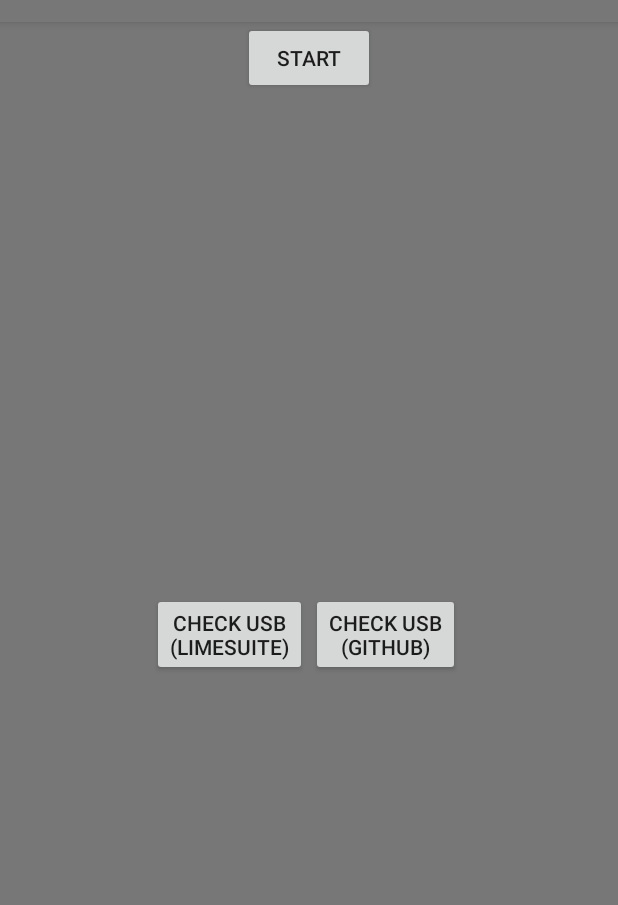
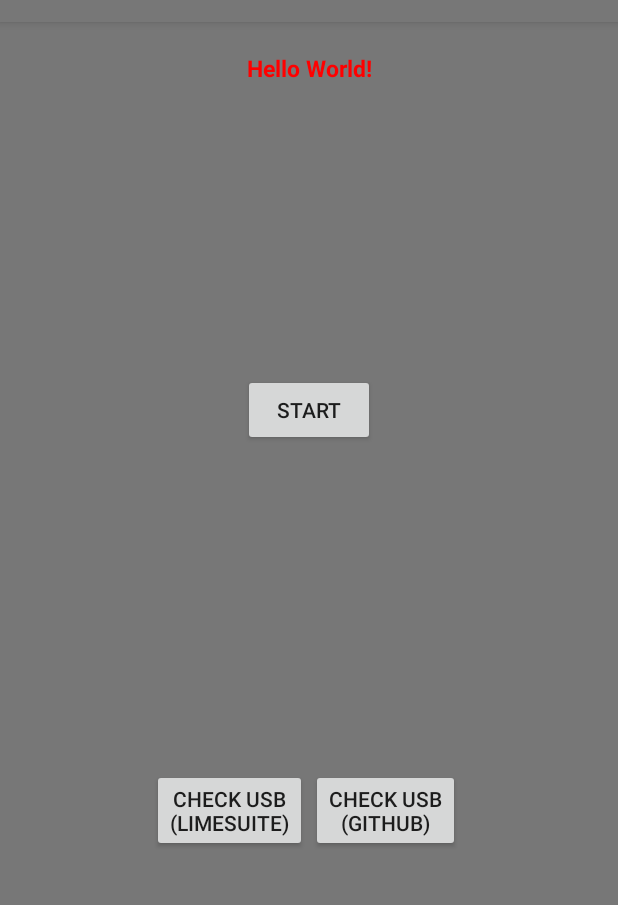
Before and after one commit to LokQiJun/DSO_Intern, an Android app: the screen it shows after launch (MainActivity), on a phone screen of 412 x 824 dp, the part 62-967 px from its top. Run offline under Robolectric (Android 15) with nearby library versions, the phone set to English and light mode, and no system bars; 1 statement that could not run was skipped.

Commit message:
Fixed textview error

```diff
--- a/app/src/main/res/layout/activity_main.xml
+++ b/app/src/main/res/layout/activity_main.xml
@@ -14,27 +14,29 @@
         android:layout_height="wrap_content"
         android:layout_marginTop="20dp"
         android:text="Hello World!"
-        android:textSize="18sp"
+        android:textSize="15sp"
         android:textStyle="bold"
+        android:textColor="#FF0000"
+        android:gravity="center_horizontal"
         app:layout_constraintLeft_toLeftOf="parent"
         app:layout_constraintRight_toRightOf="parent"
-        app:layout_constraintTop_toBottomOf="parent" />
+        app:layout_constraintTop_toTopOf="parent" />
 
     <Button
         android:id="@+id/startButton"
         android:layout_height="wrap_content"
         android:layout_width="wrap_content"
-        android:text="Start"
+        android:text="@string/StartButton"
         ap:layout_constraintRight_toRightOf="parent"
         ap:layout_constraintLeft_toLeftOf="parent"
-        ap:layout_constraintBottom_toTopOf="@+id/usbButton"
-        ap:layout_constraintTop_toTopOf="parent"/>
+        ap:layout_constraintBottom_toTopOf="@+id/usbButton1"
+        ap:layout_constraintTop_toTopOf="@id/sampleText"/>
 
     <Button
         android:id="@+id/usbButton1"
         android:layout_height="wrap_content"
         android:layout_width="wrap_content"
-        android:text="Check USB\n(LimeSuite)"
+        android:text="@string/USBButton1"
         ap:layout_constraintRight_toRightOf="@+id/usbButton2"
         ap:layout_constraintLeft_toLeftOf="parent"
         ap:layout_constraintBottom_toBottomOf="parent"
@@ -44,7 +46,7 @@
         android:id="@+id/usbButton2"
         android:layout_height="wrap_content"
         android:layout_width="wrap_content"
-        android:text="Check USB\n(Github)"
+        android:text="@string/USBButton2"
         ap:layout_constraintRight_toRightOf="parent"
         ap:layout_constraintLeft_toLeftOf="@+id/usbButton1"
         ap:layout_constraintBottom_toBottomOf="parent"
--- a/app/src/main/res/values/strings.xml
+++ b/app/src/main/res/values/strings.xml
@@ -1,3 +1,6 @@
 <resources>
     <string name="app_name">GNU Radio AM LIME</string>
+    <string name="USBButton1">Check USB\n(LimeSuite)</string>
+    <string name="USBButton2">Check USB\n(Github)</string>
+    <string name="StartButton">Start</string>
 </resources>
```
Also changed, not shown: app/src/main/java/net/bastibl/fmrx/MainActivity.kt (+5 -5 lines), 1 other file.
